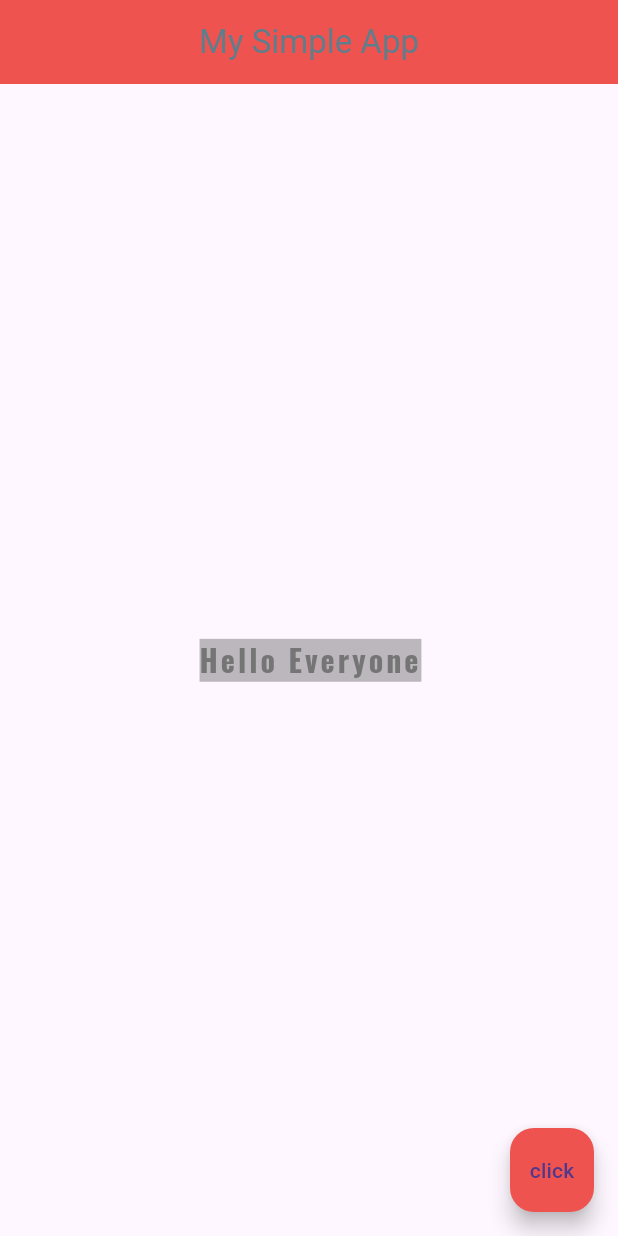
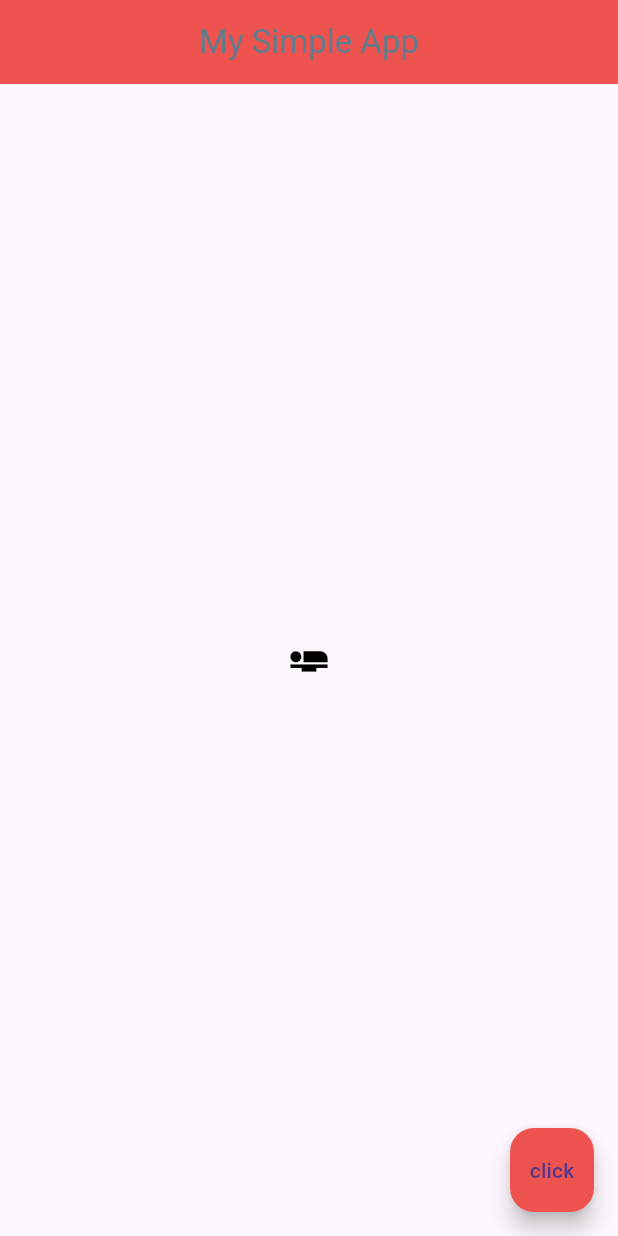
Before and after one commit to SANJITH-KUMAR-20/Time-App, a Flutter app: the screen it shows after launch, on a phone screen of 412 x 824 dp. Run offline on Flutter 3.47's test engine with Material 3 defaults, Android fonts, the phone set to English and light mode, and no system bars.

```diff
--- a/lib/main.dart
+++ b/lib/main.dart
@@ -1,7 +1,16 @@
 import 'package:flutter/material.dart';
 
-void main() => runApp(MaterialApp(
-  home: Scaffold(
+void main() => runApp(const MaterialApp(
+  home: Home(),
+));
+
+
+class Home extends StatelessWidget {
+  const Home({super.key});
+
+  @override
+  Widget build(BuildContext context) {
+    return Scaffold(
       appBar: AppBar(
         title: const Text('My Simple App'),
         centerTitle: true,
@@ -9,20 +18,17 @@ void main() => runApp(MaterialApp(
         backgroundColor: Colors.red[400],
       ),
       body: const Center(
-        child: Text("Hello Everyone",
-        style: TextStyle(
-          backgroundColor: Colors.black26,
-          fontSize: 20.0,
-          fontWeight: FontWeight.bold,
-          letterSpacing: 2,
-          fontFamily: 'Oswald',
-          color: Colors.grey[600],
-        ),),
+        child: Icon(
+         Icons.airline_seat_flat,
+         color: Colors.black,
+         size: 30,
+        ),
       ),
       floatingActionButton: const FloatingActionButton(
         onPressed: () {},
         backgroundColor: Colors.red[400],
         child: Text('click'),
       ),
-  ),
-));
+    );
+  }
+}
```
Lines whose indentation alone changed are shown as unchanged.
